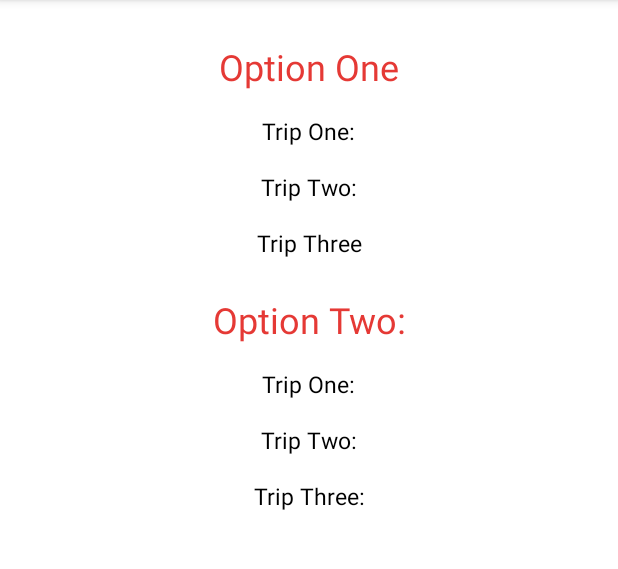
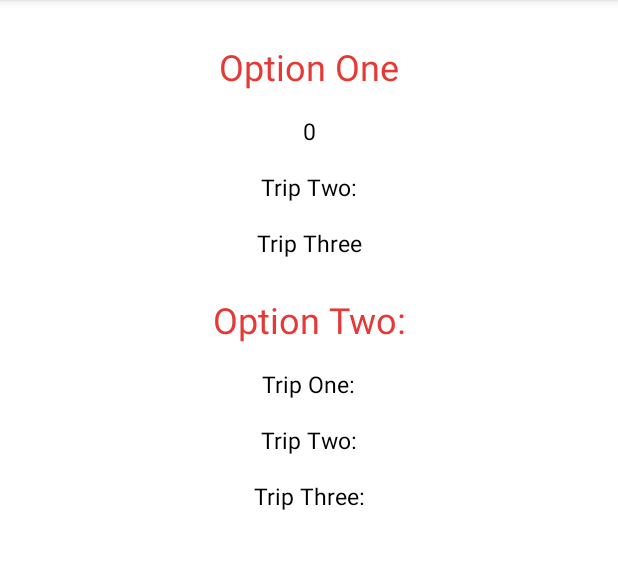
Before and after one commit to NatalmanNahm/roadTrip_FWandDP, an Android app: the TripOptionActivity screen opened directly, with no data from a screen before it, on a phone screen of 412 x 824 dp, the part 84-653 px from its top. Run offline under Robolectric (Android 15) with nearby library versions, the phone set to English and light mode, and no system bars; 2 statements that could not run were skipped.

Commit message:
Add modified the code to print out distance between two paths. Added parceable to the  Location model, and modify TripOptionActivity to get Location parse to it and display it.

```diff
--- a/app/src/main/AndroidManifest.xml
+++ b/app/src/main/AndroidManifest.xml
@@ -1,6 +1,7 @@
 <?xml version="1.0" encoding="utf-8"?>
 <manifest xmlns:android="http://schemas.android.com/apk/res/android"
     package="com.example.roadtrip_fwanddp">
+    <uses-permission android:name="android.permission.INTERNET" />
 
     <application
         android:allowBackup="true"
--- a/app/src/main/java/com/example/roadtrip_fwanddp/Model/Location.java
+++ b/app/src/main/java/com/example/roadtrip_fwanddp/Model/Location.java
@@ -30,7 +30,7 @@ public class Location implements Parcelable {
     };
 
     public String getLocation(){
-        final String s = this.state + ", " + this.state;
+        final String s = this.city + ", " + this.state;
         return s;
     }
 
--- a/app/src/main/java/com/example/roadtrip_fwanddp/TripOptionActivity.java
+++ b/app/src/main/java/com/example/roadtrip_fwanddp/TripOptionActivity.java
@@ -2,13 +2,36 @@ package com.example.roadtrip_fwanddp;
 
 import androidx.appcompat.app.AppCompatActivity;
 
+import android.content.Intent;
 import android.os.Bundle;
+import android.os.Handler;
+import android.util.Log;
+import android.widget.TextView;
+
+import com.example.roadtrip_fwanddp.Model.Location;
+import com.example.roadtrip_fwanddp.Utils.NetworkUtil;
 
 public class TripOptionActivity extends AppCompatActivity {
+
+    int distToLocOpt1 = 23;
 
     @Override
     protected void onCreate(Bundle savedInstanceState) {
         super.onCreate(savedInstanceState);
-        setContentView(R.layout.activity_trip_one);
+        setContentView(R.layout.activity_trip_option);
+
+        Location curLoc = getIntent().getParcelableExtra("currentLoc");
+        Location option1 = getIntent().getParcelableExtra("option1");
+        Location option2 = getIntent().getParcelableExtra("option2");
+        Location option3 = getIntent().getParcelableExtra("option3");
+        TextView tripOneTxt = findViewById(R.id.opt1Trip1_txt);
+        Runnable thread = () -> {
+            distToLocOpt1 = NetworkUtil.fetchDistance(curLoc, option1);
+            Log.i("distToLocOpt1", String.valueOf(distToLocOpt1));
+            tripOneTxt.setText(String.valueOf(distToLocOpt1));
+
+        };
+        new Thread(thread).start();
+
     }
 }
--- a/app/src/main/java/com/example/roadtrip_fwanddp/Utils/NetworkUtil.java
+++ b/app/src/main/java/com/example/roadtrip_fwanddp/Utils/NetworkUtil.java
@@ -55,6 +55,7 @@ public class NetworkUtil {
      */
     private static URL build_distance_url(Location origin, Location destination){
         String org = origin.getLocation();
+        Log.i("PROCOM", org);
         String dest = destination.getLocation();
 
 
@@ -66,6 +67,7 @@ public class NetworkUtil {
                 .build();
 
         URL url = tryBuildUrl(uriBuilder);
+        Log.i("URLMAP", String.valueOf(url));
         return url;
     }
 
@@ -113,6 +115,7 @@ public class NetworkUtil {
                 inputStream.close();
             }
         }
+        Log.i("JSONMAP", jsonResponse);
         return jsonResponse;
     }
 
```
Also changed, not shown: app/src/main/java/com/example/roadtrip_fwanddp/Utils/ReadJson.java (+4 -4 lines), app/src/main/res/layout/activity_trip_option.xml (renamed from app/src/main/res/layout/activity_trip_one.xml).
